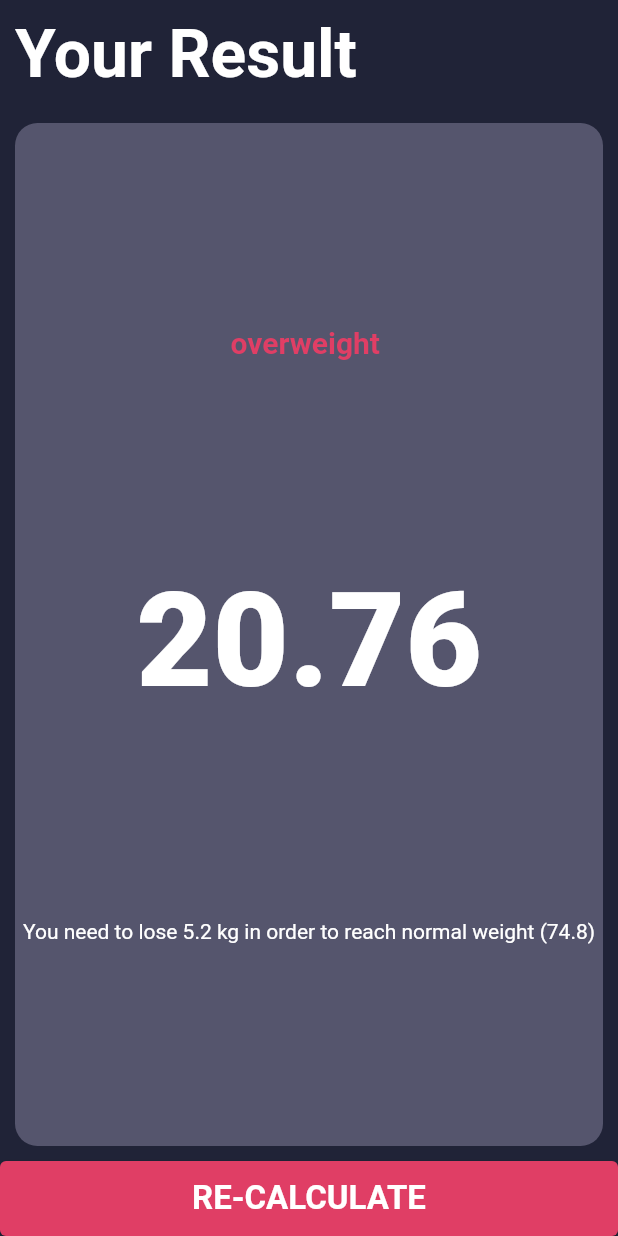
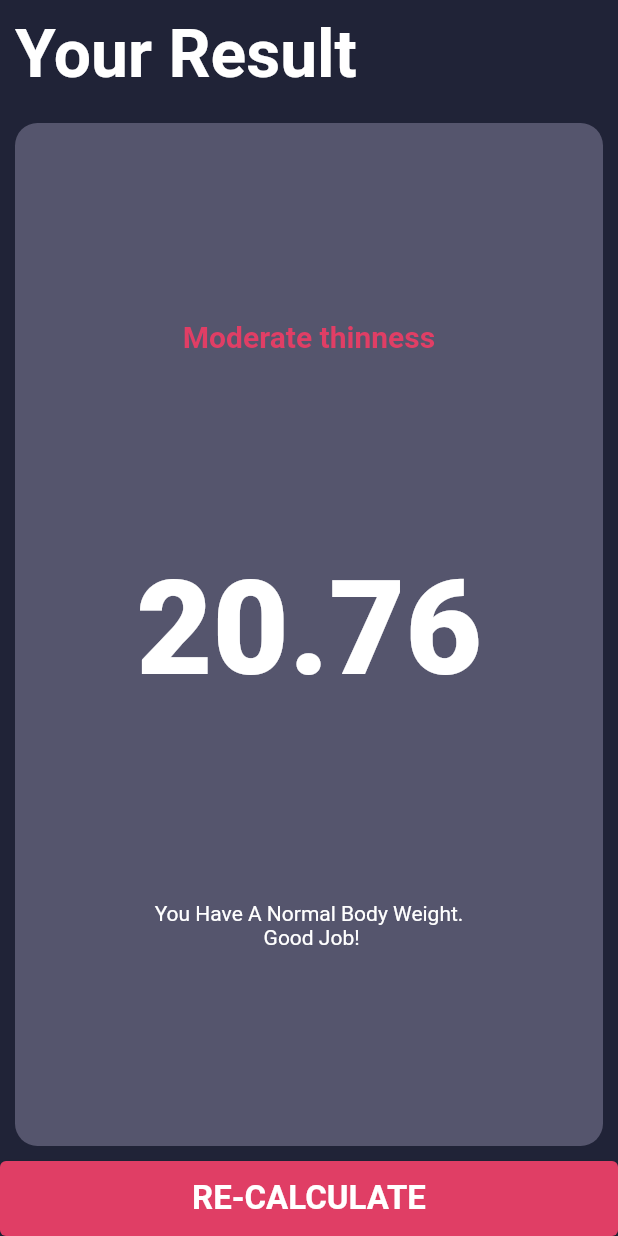
Before and after one commit to Rahmaahmed685/bmi_calculator, a Flutter app: the screen it shows after launch, after a tap on "CALCULATE", on a phone screen of 412 x 824 dp. Run offline on Flutter 3.47's test engine with Material 2 defaults, Android fonts, the phone set to English and light mode, and no system bars.

Commit message:
final_edit

```diff
--- a/lib/screens/bmi.dart
+++ b/lib/screens/bmi.dart
@@ -1,3 +1,5 @@
+
+import 'dart:math';
 
 import 'package:bmi_calculator/colors.dart';
 import 'package:bmi_calculator/screens/bmi_result.dart';
@@ -257,10 +259,11 @@ class _BmiCalcScreenState extends State<BmiCalcScreen> {
             width: double.infinity,
             child: ElevatedButton(
               onPressed: () {
-                double result = weight  / (height/100) / (height/100);
+                double result = weight / pow( height / 100, 2);
                Navigator.push(context,
                  MaterialPageRoute(
-                     builder: (context) => BmiResultScreen(result: result,))
+                     builder: (context)
+                     => BmiResultScreen(result: result,))
                );
               },
 
--- a/lib/screens/bmi_result.dart
+++ b/lib/screens/bmi_result.dart
@@ -1,9 +1,41 @@
 import 'package:bmi_calculator/colors.dart';
 import 'package:flutter/material.dart';
-class BmiResultScreen extends StatelessWidget {
+class BmiResultScreen extends StatefulWidget {
   final double result;
 
   const BmiResultScreen({super.key, required this.result});
+
+  @override
+  State<BmiResultScreen> createState() => _BmiResultScreenState();
+}
+
+class _BmiResultScreenState extends State<BmiResultScreen> {
+
+  printData(){
+    String val = '';
+    if(widget.result < 16){
+       val = "Extreme thinness";
+    }
+    else if(widget.result > 16 || widget.result < 17){
+       val ="Moderate thinness";
+    }
+    else if(widget.result > 16 || widget.result < 17){
+       val ="Light thinness";
+    }else if(widget.result > 17 || widget.result < 18.5){
+       val ="Normal weight";
+    }else if(widget.result > 18.5 || widget.result < 25){
+       val ="overweight";
+    }else if(widget.result > 25 || widget.result < 30){
+       val ="Class A obesity";
+    }else if(widget.result > 30 || widget.result < 35){
+       val ="Class B obesity";
+    }else if(widget.result > 35 || widget.result < 40){
+       val ="Class C obesity";
+    }else{
+       val = "Over obesity ";
+    }
+    return val;
+  }
 
   @override
   Widget build(BuildContext context) {
@@ -36,8 +68,7 @@ class BmiResultScreen extends StatelessWidget {
                     mainAxisAlignment: MainAxisAlignment.spaceEvenly,
                     children: [
                       Text(
-                      //  "Normal Weight",
-                       "overweight ",
+                        printData(),
                         style: TextStyle(
                           color: pinkColor,
                           fontWeight: FontWeight.bold,
@@ -45,7 +76,7 @@ class BmiResultScreen extends StatelessWidget {
                         ),
                       ),
                       Text(
-                        result.toStringAsFixed(2),
+                        widget.result.toStringAsFixed(2),
                         style: const TextStyle(
                           color: Colors.white,
                           fontWeight: FontWeight.w900,
@@ -53,8 +84,7 @@ class BmiResultScreen extends StatelessWidget {
                         ),
                       ),
                       Text(
-                       "You need to lose 5.2 kg in order to reach normal weight (74.8)",
-                     //   "You Have A Normal Body Weight.\n Good Job!",
+                        "You Have A Normal Body Weight.\n Good Job!",
                         textAlign: TextAlign.center,
                         style: TextStyle(
                           color: Colors.white,
@@ -82,27 +112,6 @@ class BmiResultScreen extends StatelessWidget {
       ),
     );
   }
-  void printData(){
-    if(result < 16){
-      var val = "Extreme thinness";
-    }
-    else if(result > 16 || result < 17){
-      var val ="Moderate thinness";
-    }
-  else if(result > 16 || result < 17){
-  var val ="Light thinness";
-  }else if(result > 17 || result < 18.5){
-  var val ="Normal weight";
-  }else if(result > 18.5 || result < 25){
-  var val ="overweight";
-  }else if(result > 25 || result < 30){
-  var val ="Class A obesity";
-  }else if(result > 30 || result < 35){
-  var val ="Class B obesity";
-  }else if(result > 35 || result < 40){
-  var val ="Class C obesity";
-  }else{
-    var val = "Over obesity ";
-  }
-  }
+
+
 }
```
